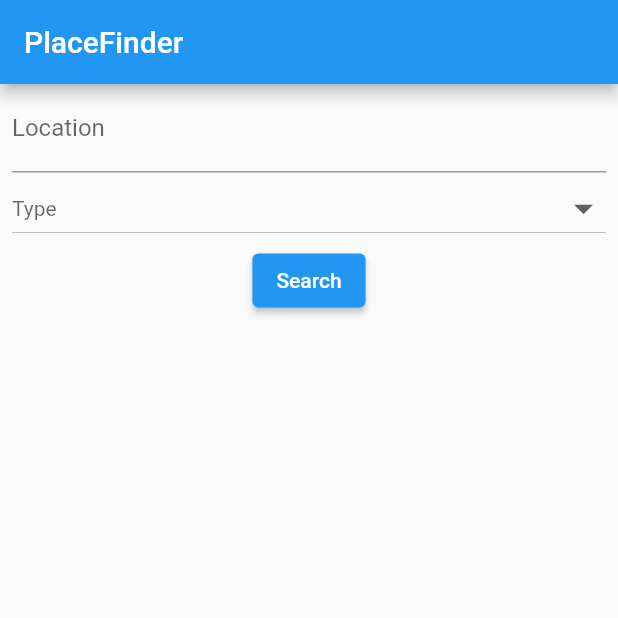
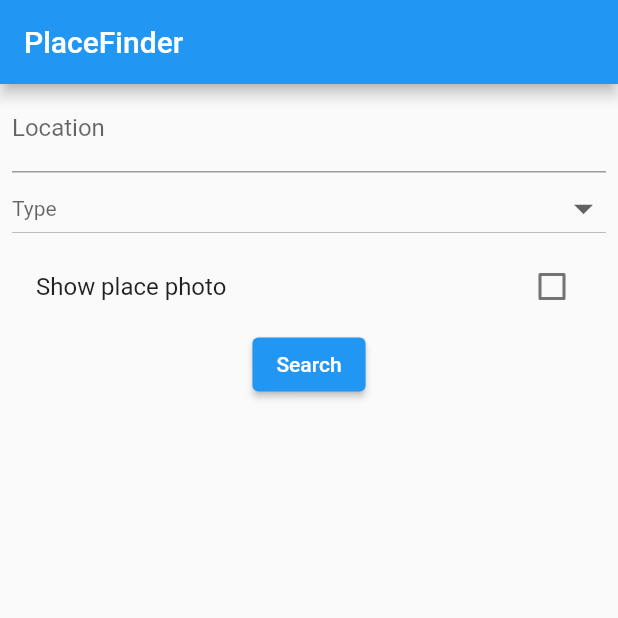
Before and after one commit to Tyks23/PlaceFinder, a Flutter app: the screen it shows after launch, on a phone screen of 412 x 824 dp, the top half of it. Run offline on Flutter 3.47's test engine with Material 2 defaults, Android fonts, the phone set to English and light mode, and no system bars.

Commit message:
Checkbox for places photo

```diff
--- a/lib/main.dart
+++ b/lib/main.dart
@@ -21,6 +21,7 @@ class _LandingScreen extends State<LandingScreen> {
   TextEditingController locationController = TextEditingController();
 
   String _typeValue = "";
+  bool _photoValue = false;
 
   // This widget is the root of your application.
   @override
@@ -64,16 +65,23 @@ class _LandingScreen extends State<LandingScreen> {
                 );
               },
             ),
+              CheckboxListTile(
+                title: const Text("Show place photo"),
+                  value: _photoValue,
+                  onChanged: (bool? value){
+                    setState(() {
+                      _photoValue = value!;
+                    });
+              }),
               ElevatedButton(
                 child: const Text('Search'),
                 onPressed: () {
                   if(_typeValue.isNotEmpty && locationController.text.isNotEmpty){
                     Navigator.push(
                       context,
-                      MaterialPageRoute(builder: (context) =>  PlacesScreen(location: locationController, category: _typeValue)),
+                      MaterialPageRoute(builder: (context) =>  PlacesScreen(location: locationController, category: _typeValue, photo: _photoValue)),
                     );
                   }
-
                 },
               ),
             ],
--- a/lib/screens/places_screen.dart
+++ b/lib/screens/places_screen.dart
@@ -7,16 +7,17 @@ import '../models/place_model.dart';
 class PlacesScreen extends StatefulWidget {
   var location;
   var category;
+  bool photo;
 
   PlacesScreen({
     Key? key,
     required this.location,
-    required this.category,
+    required this.category, required  this.photo,
   }) : super(key: key);
 
   @override
   _PlacesScreen createState() =>
-      _PlacesScreen(location: location, category: category);
+      _PlacesScreen(location: location, category: category, photo: photo);
 }
 
 class _PlacesScreen extends State<PlacesScreen> {
@@ -24,14 +25,15 @@ class _PlacesScreen extends State<PlacesScreen> {
 
   var category;
   var location;
+  bool photo;
 
   _PlacesScreen({
     required this.location,
-    required this.category,
+    required this.category, required this.photo,
   });
 
   late final Future<List<Place>> _future =
-      httpService.getPlaces(location: location, category: category);
+      httpService.getPlaces(location: location, category: category, photos: photo);
 
   @override
   Widget build(BuildContext context) {
@@ -56,7 +58,8 @@ class _PlacesScreen extends State<PlacesScreen> {
                               child: Card(
                                 elevation: 50,
                                 shadowColor: Colors.white,
-                                color: const Color(0xffefd3c8),
+                                // color: const Color(0xffefd3c8),
+
                                 child: SizedBox(
                                   width: 200,
                                   height: 300,
@@ -68,18 +71,27 @@ class _PlacesScreen extends State<PlacesScreen> {
                                           place.name,
                                           style: const TextStyle(
                                             fontSize: 30,
-                                            color: Colors.white,
+                                            color: Colors.black,
                                             fontWeight: FontWeight.w500,
                                           ),
                                         ),
-                                        Image.network(
+                                        Text(
+                                          place.formattedAddress,
+                                          style: const TextStyle(
+                                            fontSize: 30,
+                                            color: Colors.black,
+                                            fontWeight: FontWeight.w500,
+                                          ),
+                                        ),
+                                        place.suffix != "0" ? Image.network(
                                           place.prefix != "0"
                                               ? "${place.prefix}150x150${place.suffix}"
                                               : "https://www.salonlfc.com/wp-content/uploads/2018/01/image-not-found-1-scaled-1150x647.png",
                                           width: 150,
                                           height: 150,
-                                        ),
-                                      ],
+                                        ) : const Text(
+                                          ""
+                                        )],
                                     ),
                                   ),
                                 ),
--- a/lib/services/http_service.dart
+++ b/lib/services/http_service.dart
@@ -8,7 +8,7 @@ class HttpService {
       "https://api.foursquare.com/v3/places";
   final String apiKey = "fsq35xr8oJ6LCUvHDtteDXuWKTLGJqvLzreyVEKYmjCGTWo=";
 
-  Future<List<Place>> getPlaces( {category, location} ) async {
+  Future<List<Place>> getPlaces( {category, location, photos} ) async {
     String placeQuery ="/search?query=$category&near=${location.text}%2C%20EE";
 
 
@@ -24,12 +24,15 @@ class HttpService {
 
           )
           .toList();
+      print(photos);
+      if(photos){
+        for(dynamic place in places){
+          List<Photo> placePhoto = await getOnePhoto(place.id);
+          place.prefix = placePhoto[0].prefix;
+          place.suffix = placePhoto[0].suffix;
+        }
+      }
 
-      for(dynamic place in places){
-        List<Photo> placePhoto = await getOnePhoto(place.id);
-        place.prefix = placePhoto[0].prefix;
-        place.suffix = placePhoto[0].suffix;
-      }
 
       return places;
     } else {
```
